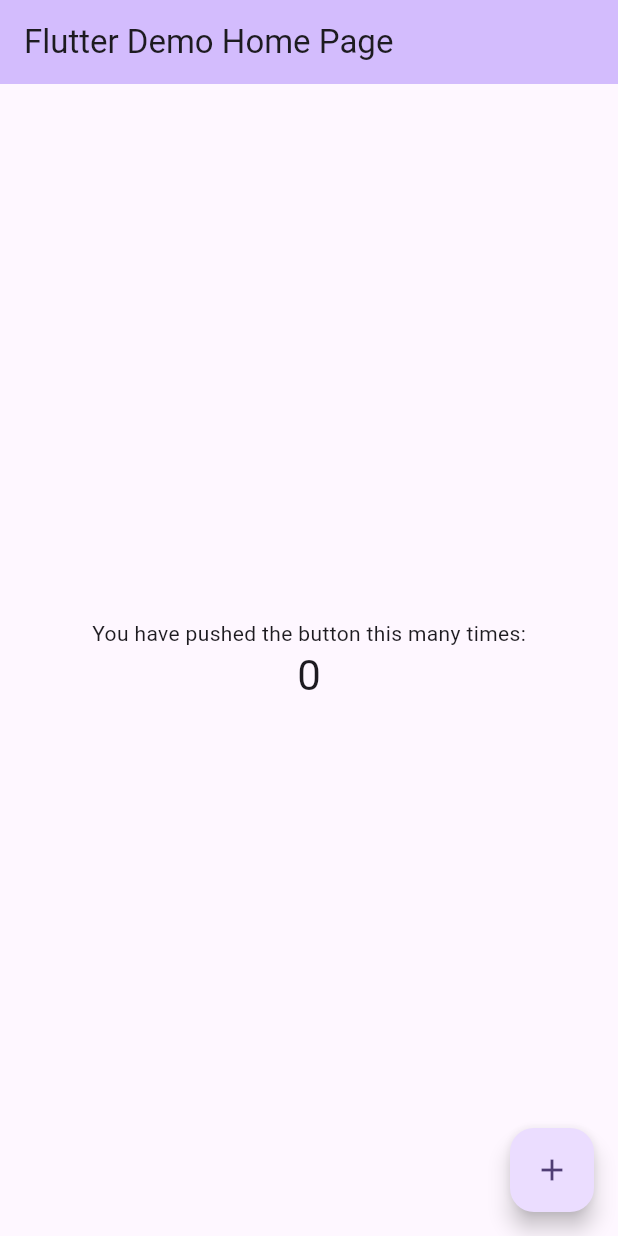
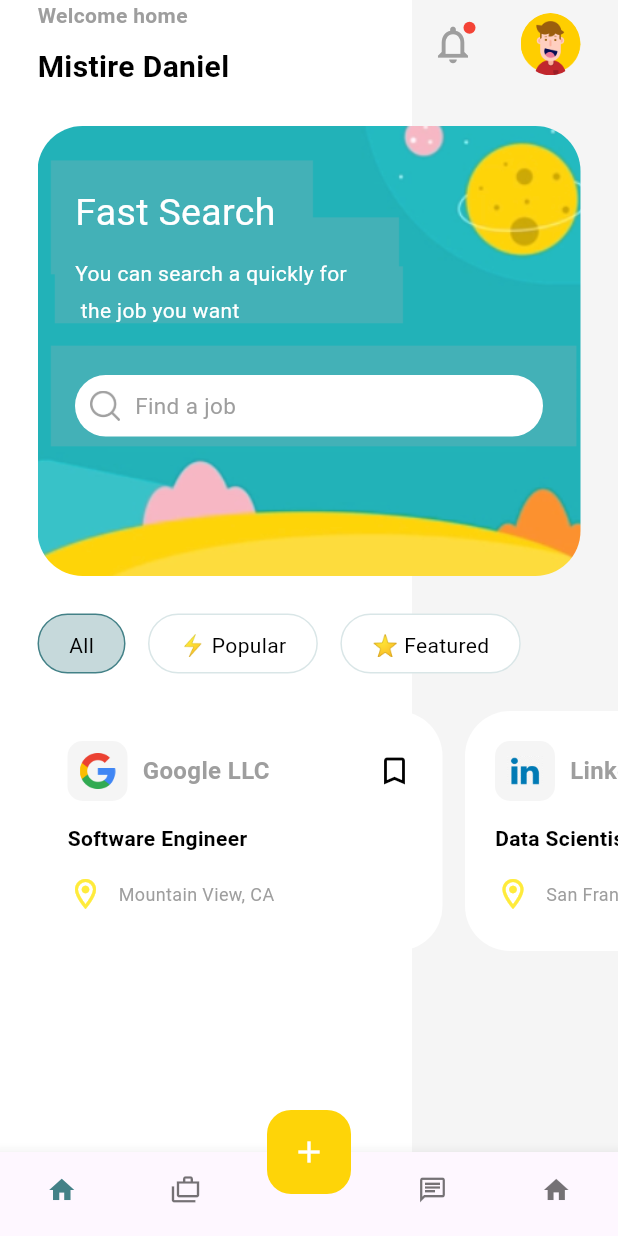
Before and after one commit to Mistire/flutter-projects, a Flutter app: the screen it shows after launch, on a phone screen of 412 x 824 dp. Run offline on Flutter 3.47's test engine with Material 3 defaults, Android fonts, the phone set to English and light mode, and no system bars.

Commit message:
feat: Add components for custom app UI
- Implemented Custom App Bar
- Added Search Card component
- Created Tag List for categorization
- Developed Job List with dynamic content
- Designed Job Item component
- Integrated Bottom Navigation Bar
- Added Floating Action Button for quick actions

```diff
--- a/job_finder_app/lib/main.dart
+++ b/job_finder_app/lib/main.dart
@@ -1,4 +1,6 @@
 import 'package:flutter/material.dart';
+import 'package:flutter/services.dart';
+import 'screen/home/home.dart';
 
 void main() {
   runApp(const MyApp());
@@ -10,116 +12,15 @@ class MyApp extends StatelessWidget {
   // This widget is the root of your application.
   @override
   Widget build(BuildContext context) {
+    SystemChrome.setSystemUIOverlayStyle(
+        SystemUiOverlayStyle(statusBarColor: Colors.transparent));
     return MaterialApp(
-      title: 'Flutter Demo',
-      theme: ThemeData(
-        // This is the theme of your application.
-        //
-        // TRY THIS: Try running your application with "flutter run". You'll see
-        // the application has a purple toolbar. Then, without quitting the app,
-        // try changing the seedColor in the colorScheme below to Colors.green
-        // and then invoke "hot reload" (save your changes or press the "hot
-        // reload" button in a Flutter-supported IDE, or press "r" if you used
-        // the command line to start the app).
-        //
-        // Notice that the counter didn't reset back to zero; the application
-        // state is not lost during the reload. To reset the state, use hot
-        // restart instead.
-        //
-        // This works for code too, not just values: Most code changes can be
-        // tested with just a hot reload.
-        colorScheme: ColorScheme.fromSeed(seedColor: Colors.deepPurple),
-        useMaterial3: true,
-      ),
-      home: const MyHomePage(title: 'Flutter Demo Home Page'),
-    );
+        debugShowCheckedModeBanner: false,
+        title: 'Job Finder app',
+        theme: ThemeData(
+          primaryColor: Color(0xFF438187),
+          colorScheme: ColorScheme.fromSwatch().copyWith(secondary: Color(0xFFFED408))
+        ),
+        home: HomePage());
   }
 }
-
-class MyHomePage extends StatefulWidget {
-  const MyHomePage({super.key, required this.title});
-
-  // This widget is the home page of your application. It is stateful, meaning
-  // that it has a State object (defined below) that contains fields that affect
-  // how it looks.
-
-  // This class is the configuration for the state. It holds the values (in this
-  // case the title) provided by the parent (in this case the App widget) and
-  // used by the build method of the State. Fields in a Widget subclass are
-  // always marked "final".
-
-  final String title;
-
-  @override
-  State<MyHomePage> createState() => _MyHomePageState();
-}
-
-class _MyHomePageState extends State<MyHomePage> {
-  int _counter = 0;
-
-  void _incrementCounter() {
-    setState(() {
-      // This call to setState tells the Flutter framework that something has
-      // changed in this State, which causes it to rerun the build method below
-      // so that the display can reflect the updated values. If we changed
-      // _counter without calling setState(), then the build method would not be
-      // called again, and so nothing would appear to happen.
-      _counter++;
-    });
-  }
-
-  @override
-  Widget build(BuildContext context) {
-    // This method is rerun every time setState is called, for instance as done
-    // by the _incrementCounter method above.
-    //
-    // The Flutter framework has been optimized to make rerunning build methods
-    // fast, so that you can just rebuild anything that needs updating rather
-    // than having to individually change instances of widgets.
-    return Scaffold(
-      appBar: AppBar(
-        // TRY THIS: Try changing the color here to a specific color (to
-        // Colors.amber, perhaps?) and trigger a hot reload to see the AppBar
-        // change color while the other colors stay the same.
-        backgroundColor: Theme.of(context).colorScheme.inversePrimary,
-        // Here we take the value from the MyHomePage object that was created by
-        // the App.build method, and use it to set our appbar title.
-        title: Text(widget.title),
-      ),
-      body: Center(
-        // Center is a layout widget. It takes a single child and positions it
-        // in the middle of the parent.
-        child: Column(
-          // Column is also a layout widget. It takes a list of children and
-          // arranges them vertically. By default, it sizes itself to fit its
-          // children horizontally, and tries to be as tall as its parent.
-          //
-          // Column has various properties to control how it sizes itself and
-          // how it positions its children. Here we use mainAxisAlignment to
-          // center the children vertically; the main axis here is the vertical
-          // axis because Columns are vertical (the cross axis would be
-          // horizontal).
-          //
-          // TRY THIS: Invoke "debug painting" (choose the "Toggle Debug Paint"
-          // action in the IDE, or press "p" in the console), to see the
-          // wireframe for each widget.
-          mainAxisAlignment: MainAxisAlignment.center,
-          children: <Widget>[
-            const Text(
-              'You have pushed the button this many times:',
-            ),
-            Text(
-              '$_counter',
-              style: Theme.of(context).textTheme.headlineMedium,
-            ),
-          ],
-        ),
-      ),
-      floatingActionButton: FloatingActionButton(
-        onPressed: _incrementCounter,
-        tooltip: 'Increment',
-        child: const Icon(Icons.add),
-      ), // This trailing comma makes auto-formatting nicer for build methods.
-    );
-  }
-}
--- /dev/null
+++ b/job_finder_app/lib/models/job.dart
@@ -0,0 +1,43 @@
+class Job {
+  String company;
+  String logoUrl;
+  bool isMark;
+  String title;
+  String location;
+  String time;
+  List<String> req;
+
+  Job(this.company, this.logoUrl, this.isMark, this.title, this.location, this.time, this.req);
+
+  static List<Job> generateJobs() {
+    return [
+      Job(
+        'Google LLC',
+        'assets/images/google_logo.png',
+        false,
+        'Software Engineer',
+        'Mountain View, CA',
+        'Full-time',
+        ['BSc in Computer Science', '3+ years of experience', 'Proficiency in Dart']
+      ),
+      Job(
+        'LinkedIn comp.',
+        'assets/images/linkedin_logo.png',
+        true,
+        'Data Scientist',
+        'San Francisco, CA',
+        'Full-time',
+        ['MSc in Data Science', '2+ years of experience', 'Experience with Python and R']
+      ),
+      Job(
+        'Airbnb inc.',
+        'assets/images/airbnb_logo.png',
+        false,
+        'Product Manager',
+        'San Francisco, CA',
+        'Full-time',
+        ['BSc in Business Administration', '5+ years of experience', 'Strong leadership skills']
+      ),
+    ];
+  }
+}
--- /dev/null
+++ b/job_finder_app/lib/screen/home/home.dart
@@ -0,0 +1,96 @@
+import 'package:flutter/material.dart';
+import 'widgets/job_list.dart';
+import 'widgets/tag_list.dart';
+import 'widgets/home_app_bar.dart';
+import 'widgets/search_card.dart';
+
+class HomePage extends StatelessWidget {
+  const HomePage({super.key});
+
+  @override
+  Widget build(BuildContext context) {
+    return Scaffold(
+      body: Stack(
+        children: [
+          Row(
+            children: [
+              Expanded(
+                flex: 2,
+                child: Container(),
+              ),
+              Expanded(
+                flex: 1,
+                child: Container(color: Colors.grey.withOpacity(0.1)),
+              ),
+            ],
+          ),
+          Column(
+            crossAxisAlignment: CrossAxisAlignment.start,
+            children: [
+              HomeAppBar(),
+              SearchCard(),
+              TagList(),
+              JobList(),
+            ],
+          )
+        ],
+      ),
+      floatingActionButtonLocation: FloatingActionButtonLocation.centerDocked,
+      floatingActionButton: FloatingActionButton(
+        backgroundColor: Theme.of(context).colorScheme.secondary,
+        elevation: 0,
+        onPressed: () {},
+        child: Icon(
+          Icons.add,
+          color: Colors.white,
+        ),
+      ),
+      bottomNavigationBar: Theme(
+        data: ThemeData(
+          splashColor: Colors.transparent,
+          highlightColor: Colors.transparent,
+        ),
+        child: BottomNavigationBar(
+          showSelectedLabels: false,
+          showUnselectedLabels: false,
+          selectedItemColor: Theme.of(context).primaryColor,
+          type: BottomNavigationBarType.fixed,
+          items: [
+            BottomNavigationBarItem(
+              label: 'Home',
+              icon: Icon(
+                Icons.home,
+                size: 20,
+              ),
+            ),
+            BottomNavigationBarItem(
+              label: 'Case',
+              icon: Icon(
+                Icons.cases_outlined,
+                size: 20,
+              ),
+            ),
+            BottomNavigationBarItem(
+              label: '',
+              icon: Text(''),
+            ),
+            BottomNavigationBarItem(
+              label: 'Chat',
+              icon: Icon(
+                Icons.chat_outlined,
+                size: 20,
+              ),
+            ),
+            BottomNavigationBarItem(
+              label: 'Home',
+              icon: Icon(
+                Icons.home,
+                size: 20,
+              ),
+            ),
+          ],
+        ),
+      ),
+    );
+  }
+}
--- /dev/null
+++ b/job_finder_app/lib/screen/home/widgets/home_app_bar.dart
@@ -0,0 +1,69 @@
+import 'package:flutter/material.dart';
+
+class HomeAppBar extends StatelessWidget {
+  @override
+  Widget build(BuildContext context) {
+    return Container(
+      padding: EdgeInsets.only(
+        top: MediaQuery.of(context).padding.top,
+        left: 25,
+        right: 25,
+      ),
+      child: Row(
+        mainAxisAlignment: MainAxisAlignment.spaceBetween,
+        children: [
+          Column(crossAxisAlignment: CrossAxisAlignment.start, children: [
+            Text(
+              'Welcome home',
+              style: TextStyle(color: Colors.grey, fontWeight: FontWeight.bold),
+            ),
+            SizedBox(
+              height: 10,
+            ),
+            Text(
+              'Mistire Daniel',
+              style: TextStyle(
+                fontWeight: FontWeight.bold,
+                fontSize: 20,
+              ),
+            )
+          ]),
+          Row(
+            children: [
+              Container(
+                margin: EdgeInsets.only(right: 10),
+                child: Stack(
+                  children: [
+                    Icon(
+                      Icons.notifications_none_outlined,
+                      size: 30,
+                      color: Colors.grey,
+                    ),
+                    Positioned(
+                      top: 0,
+                      right: 0,
+                      child: Container(
+                        padding: EdgeInsets.all(4),
+                        decoration: BoxDecoration(
+                            color: Colors.red, shape: BoxShape.circle),
+                      ),
+                    )
+                  ],
+                ),
+              ),
+              SizedBox(
+                width: 20,
+              ),
+              ClipOval(
+                child: Image.asset(
+                  'assets/images/avatar.png',
+                  width: 40,
+                ),
+              )
+            ],
+          ),
+        ],
+      ),
+    );
+  }
+}
--- /dev/null
+++ b/job_finder_app/lib/screen/home/widgets/job_item.dart
@@ -0,0 +1,66 @@
+import 'package:flutter/material.dart';
+import 'package:job_finder_app/models/job.dart';
+import 'package:job_finder_app/widgets/icon_text.dart';
+
+class JobItem extends StatelessWidget {
+  final Job job;
+  final bool showTime;
+  JobItem(this.job, {this.showTime = false});
+  @override
+  Widget build(BuildContext context) {
+    return Container(
+      width: 270,
+      padding: EdgeInsets.all(20),
+      decoration: BoxDecoration(
+          borderRadius: BorderRadius.circular(30), color: Colors.white),
+      child: Column(crossAxisAlignment: CrossAxisAlignment.start, children: [
+        Row(
+          mainAxisAlignment: MainAxisAlignment.spaceBetween,
+          children: [
+            Row(
+              children: [
+                Container(
+                  width: 40,
+                  height: 40,
+                  padding: EdgeInsets.all(8),
+                  decoration: BoxDecoration(
+                    borderRadius: BorderRadius.circular(10),
+                    color: Colors.grey.withOpacity(0.1),
+                  ),
+                  child: Image.asset(job.logoUrl),
+                ),
+                SizedBox(width: 10),
+                Text(job.company,
+                    style: TextStyle(
+                        fontSize: 16,
+                        fontWeight: FontWeight.bold,
+                        color: Colors.grey)),
+              ],
+            ),
+            Icon(
+              job.isMark ? Icons.bookmark : Icons.bookmark_outline_outlined,
+              color: job.isMark ? Theme.of(context).primaryColor : Colors.black,
+            )
+          ],
+        ),
+        SizedBox(height: 15),
+        Text(
+          job.title,
+          style: TextStyle(
+            fontWeight: FontWeight.bold,
+          ),
+        ),
+        SizedBox(
+          height: 15,
+        ),
+        Row(
+          mainAxisAlignment: MainAxisAlignment.spaceBetween,
+          children: [
+            IconText(Icons.location_on_outlined, job.location),
+            if (showTime) IconText(Icons.access_time_outlined, job.time)
+          ],
+        )
+      ]),
+    );
+  }
+}
--- /dev/null
+++ b/job_finder_app/lib/screen/home/widgets/job_list.dart
@@ -0,0 +1,22 @@
+import 'package:flutter/material.dart';
+import 'package:job_finder_app/models/job.dart';
+import 'package:job_finder_app/screen/home/widgets/job_item.dart';
+
+class JobList extends StatelessWidget {
+  final jobList = Job.generateJobs();
+  @override
+  Widget build(BuildContext context) {
+    return Container(
+        margin: EdgeInsets.symmetric(vertical: 25),
+        height: 160,
+        child: ListView.separated(
+          padding: EdgeInsets.symmetric(horizontal: 25),
+          scrollDirection: Axis.horizontal,
+          itemBuilder: (context, index) => JobItem(jobList[index]),
+          separatorBuilder: (_, index) => SizedBox(
+            width: 15,
+          ),
+          itemCount: jobList.length,
+        ));
+  }
+}
--- /dev/null
+++ b/job_finder_app/lib/screen/home/widgets/search_card.dart
@@ -0,0 +1,65 @@
+import 'package:flutter/material.dart';
+
+class SearchCard extends StatelessWidget {
+  @override
+  Widget build(BuildContext context) {
+    return Container(
+        margin: EdgeInsets.all(25),
+        padding: EdgeInsets.symmetric(horizontal: 25, vertical: 40),
+        height: 300,
+        width: double.maxFinite,
+        decoration: BoxDecoration(
+          borderRadius: BorderRadius.circular(30),
+          image: DecorationImage(
+              image: AssetImage('assets/images/search_bg.png'),
+              fit: BoxFit.cover),
+        ),
+        child: Column(
+          crossAxisAlignment: CrossAxisAlignment.start,
+          children: [
+            Text(
+              'Fast Search',
+              style: TextStyle(color: Colors.white, fontSize: 25),
+            ),
+            SizedBox(
+              height: 10,
+            ),
+            Text(
+              'You can search a quickly for\n the job you want',
+              style: TextStyle(
+                height: 1.8,
+                color: Colors.white,
+                fontWeight: FontWeight.w400,
+              ),
+            ),
+            SizedBox(
+              height: 30,
+            ),
+            Container(
+                padding: EdgeInsets.all(10),
+                decoration: BoxDecoration(
+                  color: Colors.white,
+                  borderRadius: BorderRadius.circular(30),
+                ),
+                child: Row(
+                  children: [
+                    Image.asset(
+                      'assets/icons/search.png',
+                      width: 20,
+                    ),
+                    SizedBox(
+                      width: 10,
+                    ),
+                    Text(
+                      'Find a job',
+                      style: TextStyle(
+                        fontSize: 15,
+                        color: Colors.grey,
+                      ),
+                    )
+                  ],
+                )),
+          ],
+        ));
+  }
+}
--- /dev/null
+++ b/job_finder_app/lib/screen/home/widgets/tag_list.dart
@@ -0,0 +1,44 @@
+import 'package:flutter/material.dart';
+
+class TagList extends StatefulWidget {
+  @override
+  State<TagList> createState() => _TagListState();
+}
+
+class _TagListState extends State<TagList> {
+  final tagList = <String>['All', '⚡ Popular', '⭐ Featured'];
+  var selected = 0;
+  @override
+  Widget build(BuildContext context) {
+    return Container(
+      padding: EdgeInsets.symmetric(horizontal: 25),
+      height: 40,
+      child: ListView.separated(
+        scrollDirection: Axis.horizontal,
+        itemBuilder: (context, index) => GestureDetector(
+            onTap: () {
+              setState(() {
+                selected = index;
+              });
+            },
+            child: Container(
+              padding: EdgeInsets.symmetric(vertical: 10, horizontal: 20),
+              decoration: BoxDecoration(
+                  color: selected == index
+                      ? Theme.of(context).primaryColor.withOpacity(0.3)
+                      : Colors.white,
+                  borderRadius: BorderRadius.circular(20),
+                  border: Border.all(
+                      color: selected == index
+                          ? Theme.of(context).primaryColor
+                          : Theme.of(context).primaryColor.withOpacity(0.2))),
+              child: Text(tagList[index]),
+            )),
+        separatorBuilder: (_, index) => SizedBox(
+          width: 15,
+        ),
+        itemCount: tagList.length,
+      ),
+    );
+  }
+}
--- /dev/null
+++ b/job_finder_app/lib/widgets/icon_text.dart
@@ -0,0 +1,21 @@
+import 'package:flutter/material.dart';
+
+class IconText extends StatelessWidget {
+  final IconData icon;
+  final String text;
+  IconText(this.icon, this.text);
+
+  @override
+  Widget build(BuildContext context) {
+    return Row(
+      children: [
+        Icon(icon, color: Colors.yellow),
+        SizedBox(width: 10),
+        Text(
+          text,
+          style: TextStyle(fontSize: 12, color: Colors.grey),
+        )
+      ],
+    );
+  }
+}
--- a/job_finder_app/pubspec.yaml
+++ b/job_finder_app/pubspec.yaml
@@ -59,9 +59,9 @@ flutter:
   uses-material-design: true
 
   # To add assets to your application, add an assets section, like this:
-  # assets:
-  #   - images/a_dot_burr.jpeg
-  #   - images/a_dot_ham.jpeg
+  assets:
+    - assets/images/
+    - assets/icons/
 
   # An image asset can refer to one or more resolution-specific "variants", see
   # https://flutter.dev/to/resolution-aware-images
```
